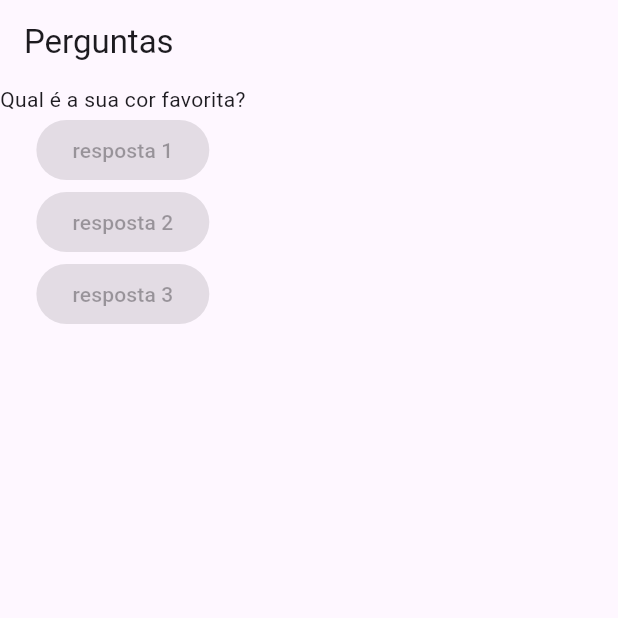
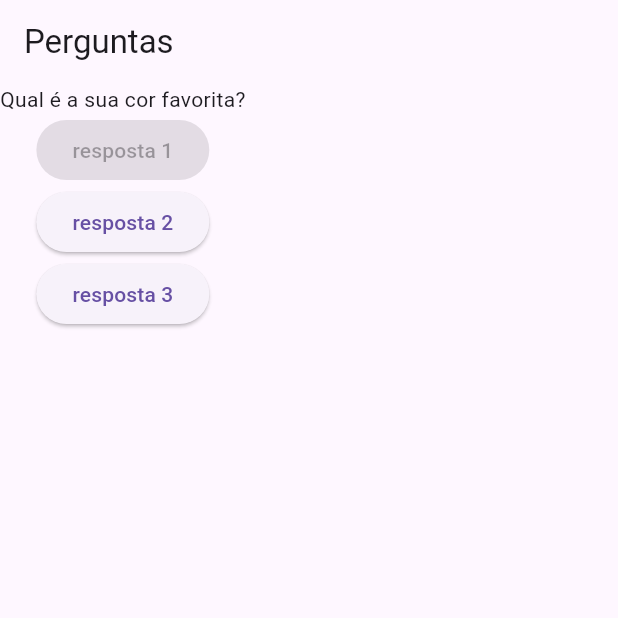
Before and after one commit to claraferraz/quiz-flutter, a Flutter app: the screen it shows after launch, on a phone screen of 412 x 824 dp, the top half of it. Run offline on Flutter 3.47's test engine with Material 3 defaults, Android fonts, the phone set to English and light mode, and no system bars.

Commit message:
funcoes dos buttons

```diff
--- a/lib/main.dart
+++ b/lib/main.dart
@@ -5,6 +5,10 @@ main() {
 }
 
 class PerguntaApp extends StatelessWidget {
+  void responder() {
+    print('pergunta respondida!');
+  }
+
   @override
   Widget build(BuildContext context) {
     final List<String> perguntas = [
@@ -20,9 +24,16 @@ class PerguntaApp extends StatelessWidget {
           children: <Widget>[
             Text(perguntas[0]),
             ElevatedButton(onPressed: null, child: Text('resposta 1')),
-            ElevatedButton(onPressed: null, child: Text('resposta 2')),
-            ElevatedButton(onPressed: null, child: Text('resposta 3')),
             //o professor usou RaisedButton, mas está depreciado e foi substituído pelo ElevatedButton
+            //button é disabled by default, ele ativa quando setamos um onPressed != null
+            ElevatedButton(
+              onPressed: () => responder(), //pode ser assim
+              child: Text('resposta 2'),
+            ),
+            ElevatedButton(
+              onPressed: responder, //ou pode ser assim
+              child: Text('resposta 3'),
+            ),
           ],
         ),
       ),
```
